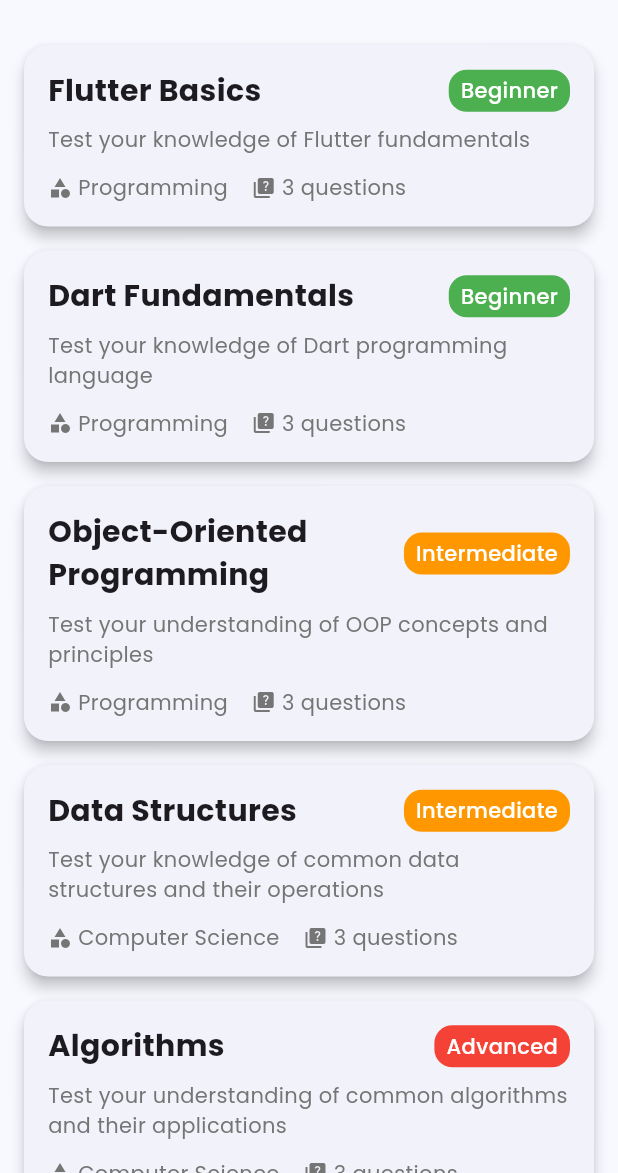
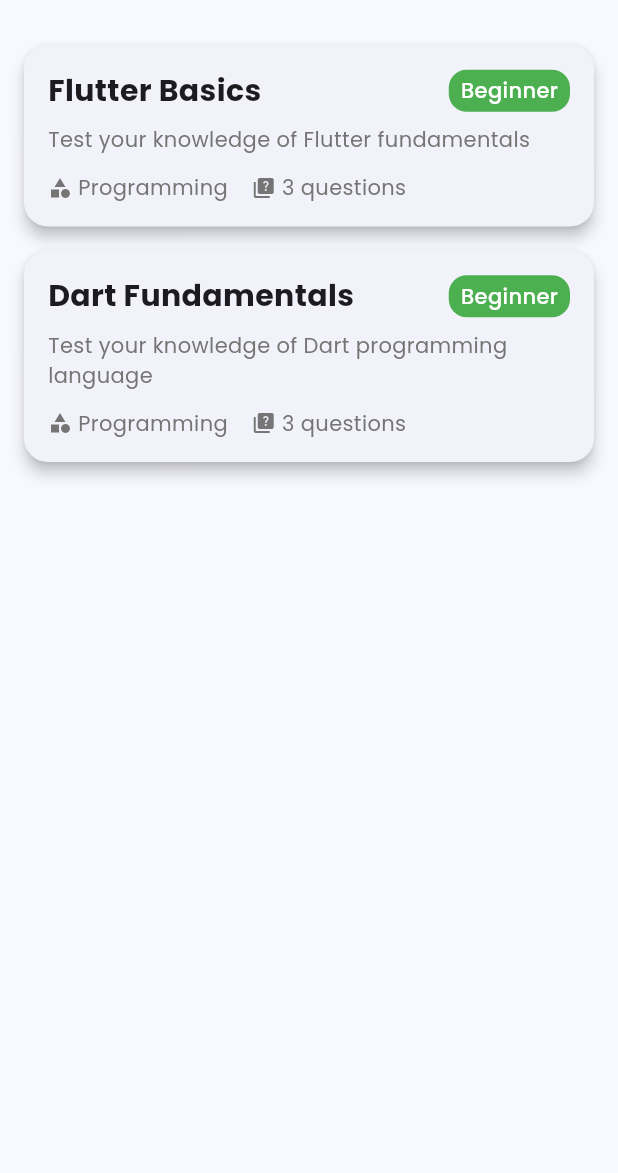
Before and after one commit to thieumao/quiz_learning_app, a Flutter app: the screen it shows after launch, on a phone screen of 412 x 824 dp, the part 63-1236 px from its top. Run offline on Flutter 3.47's test engine with Material 3 defaults, Android fonts, the phone set to English and light mode, and no system bars; our stand-ins replace flutter_animate, google_fonts.

Commit message:
Refactor: Move quiz data to JSON file and implement QuizService for data loading

```diff
--- a/lib/main.dart
+++ b/lib/main.dart
@@ -3,7 +3,7 @@ import 'package:provider/provider.dart';
 import 'package:google_fonts/google_fonts.dart';
 import 'providers/quiz_provider.dart';
 import 'screens/home_screen.dart';
-import 'utils/sample_quizzes.dart';
+import 'services/quiz_service.dart';
 
 void main() {
   runApp(const MyApp());
@@ -17,7 +17,10 @@ class MyApp extends StatelessWidget {
     return ChangeNotifierProvider(
       create: (context) {
         final provider = QuizProvider();
-        provider.setQuizzes(sampleQuizzes);
+        // Load quizzes asynchronously
+        QuizService.loadQuizzes().then((quizzes) {
+          provider.setQuizzes(quizzes);
+        });
         return provider;
       },
       child: MaterialApp(
--- /dev/null
+++ b/lib/services/quiz_service.dart
@@ -0,0 +1,22 @@
+import 'dart:convert';
+import 'package:flutter/services.dart';
+import '../models/quiz_model.dart';
+
+class QuizService {
+  static Future<List<Quiz>> loadQuizzes() async {
+    try {
+      // Load the JSON file from assets
+      final String jsonString = await rootBundle.loadString('assets/data/quizzes.json');
+
+      // Parse the JSON string
+      final Map<String, dynamic> jsonData = json.decode(jsonString);
+
+      // Convert the JSON data to a list of Quiz objects
+      final List<dynamic> quizzesJson = jsonData['quizzes'];
+      return quizzesJson.map((json) => Quiz.fromJson(json)).toList();
+    } catch (e) {
+      print('Error loading quizzes: $e');
+      return [];
+    }
+  }
+}
--- a/lib/utils/sample_quizzes.dart
+++ /dev/null
@@ -1,274 +0,0 @@
-import '../models/quiz_model.dart';
-
-final List<Quiz> sampleQuizzes = [
-  Quiz(
-    id: '1',
-    title: 'Flutter Basics',
-    description: 'Test your knowledge of Flutter fundamentals',
-    category: 'Programming',
-    difficulty: 'Beginner',
-    questions: [
-      Question(
-        id: '1-1',
-        questionText: 'What is Flutter?',
-        options: [
-          'A programming language',
-          'A UI framework for building cross-platform applications',
-          'A database management system',
-          'An operating system'
-        ],
-        correctAnswerIndex: 1,
-        explanation: 'Flutter is a UI framework developed by Google for building natively compiled applications for mobile, web, and desktop from a single codebase.',
-      ),
-      Question(
-        id: '1-2',
-        questionText: 'Which widget is used to create a scrollable list in Flutter?',
-        options: [
-          'Container',
-          'ListView',
-          'Column',
-          'Row'
-        ],
-        correctAnswerIndex: 1,
-        explanation: 'ListView is a scrollable list of widgets arranged linearly.',
-      ),
-      Question(
-        id: '1-3',
-        questionText: 'What is the main purpose of setState() in Flutter?',
-        options: [
-          'To create a new widget',
-          'To update the UI when data changes',
-          'To handle user input',
-          'To manage navigation'
-        ],
-        correctAnswerIndex: 1,
-        explanation: 'setState() is used to notify the framework that the internal state of a State object has changed, which triggers a rebuild of the widget.',
-      ),
-    ],
-  ),
-  Quiz(
-    id: '2',
-    title: 'Dart Fundamentals',
-    description: 'Test your knowledge of Dart programming language',
-    category: 'Programming',
-    difficulty: 'Beginner',
-    questions: [
-      Question(
-        id: '2-1',
-        questionText: 'What is the main difference between var and final in Dart?',
-        options: [
-          'There is no difference',
-          'var can be reassigned, final cannot',
-          'final can be reassigned, var cannot',
-          'var is for numbers, final is for strings'
-        ],
-        correctAnswerIndex: 1,
-        explanation: 'var allows reassignment of values, while final creates an immutable reference that cannot be reassigned after initialization.',
-      ),
-      Question(
-        id: '2-2',
-        questionText: 'Which of the following is a valid way to declare a function in Dart?',
-        options: [
-          'function myFunction() {}',
-          'void myFunction() {}',
-          'def myFunction() {}',
-          'func myFunction() {}'
-        ],
-        correctAnswerIndex: 1,
-        explanation: 'In Dart, functions are declared using the return type (or void) followed by the function name and parameters.',
-      ),
-      Question(
-        id: '2-3',
-        questionText: 'What is the purpose of the async keyword in Dart?',
-        options: [
-          'To create a new thread',
-          'To mark a function as asynchronous',
-          'To define a class',
-          'To handle errors'
-        ],
-        correctAnswerIndex: 1,
-        explanation: 'The async keyword is used to mark a function as asynchronous, allowing the use of await and handling of Future objects.',
-      ),
-    ],
-  ),
-  Quiz(
-    id: '3',
-    title: 'Object-Oriented Programming',
-    description: 'Test your understanding of OOP concepts and principles',
-    category: 'Programming',
-    difficulty: 'Intermediate',
-    questions: [
-      Question(
-        id: '3-1',
-        questionText: 'What are the four main principles of Object-Oriented Programming?',
-        options: [
-          'Variables, Functions, Loops, and Conditions',
-          'Encapsulation, Inheritance, Polymorphism, and Abstraction',
-          'Classes, Objects, Methods, and Properties',
-          'Public, Private, Protected, and Static'
-        ],
-        correctAnswerIndex: 1,
-        explanation: 'The four main principles of OOP are Encapsulation (bundling data and methods), Inheritance (reusing code), Polymorphism (multiple forms), and Abstraction (hiding complexity).',
-      ),
-      Question(
-        id: '3-2',
-        questionText: 'What is the difference between method overriding and method overloading?',
-        options: [
-          'Overriding is for static methods, overloading is for instance methods',
-          'Overriding changes method implementation in subclass, overloading creates multiple methods with same name but different parameters',
-          'Overriding is for public methods, overloading is for private methods',
-          'There is no difference between them'
-        ],
-        correctAnswerIndex: 1,
-        explanation: 'Method overriding occurs when a subclass provides a specific implementation of a method that is already defined in its parent class, while method overloading allows multiple methods with the same name but different parameters in the same class.',
-      ),
-      Question(
-        id: '3-3',
-        questionText: 'What is the purpose of an interface in OOP?',
-        options: [
-          'To store data',
-          'To define a contract that classes must follow',
-          'To create multiple inheritance',
-          'To improve performance'
-        ],
-        correctAnswerIndex: 1,
-        explanation: 'An interface defines a contract that classes must follow, specifying what methods they must implement without providing the implementation details.',
-      ),
-    ],
-  ),
-  Quiz(
-    id: '4',
-    title: 'Data Structures',
-    description: 'Test your knowledge of common data structures and their operations',
-    category: 'Computer Science',
-    difficulty: 'Intermediate',
-    questions: [
-      Question(
-        id: '4-1',
-        questionText: 'What is the time complexity of accessing an element in an array?',
-        options: [
-          'O(n)',
-          'O(1)',
-          'O(log n)',
-          'O(n log n)'
-        ],
-        correctAnswerIndex: 1,
-        explanation: 'Array access is O(1) because elements are stored in contiguous memory locations, allowing direct access using the index.',
-      ),
-      Question(
-        id: '4-2',
-        questionText: 'Which data structure is best for implementing a LIFO (Last In, First Out) system?',
-        options: [
-          'Queue',
-          'Stack',
-          'Linked List',
-          'Tree'
-        ],
-        correctAnswerIndex: 1,
-        explanation: 'A stack is the ideal data structure for LIFO operations, where the last element added is the first one to be removed.',
-      ),
-      Question(
-        id: '4-3',
-        questionText: 'What is the main advantage of a hash table over a binary search tree?',
-        options: [
-          'Better memory efficiency',
-          'Faster average-case lookup time',
-          'Maintains sorted order',
-          'Easier to implement'
-        ],
-        correctAnswerIndex: 1,
-        explanation: 'Hash tables provide O(1) average-case lookup time, while binary search trees provide O(log n) lookup time. However, hash tables don\'t maintain sorted order.',
-      ),
-    ],
-  ),
-  Quiz(
-    id: '5',
-    title: 'Algorithms',
-    description: 'Test your understanding of common algorithms and their applications',
-    category: 'Computer Science',
-    difficulty: 'Advanced',
-    questions: [
-      Question(
-        id: '5-1',
-        questionText: 'Which sorting algorithm has the best average-case time complexity?',
-        options: [
-          'Bubble Sort',
-          'Quick Sort',
-          'Insertion Sort',
-          'Selection Sort'
-        ],
-        correctAnswerIndex: 1,
-        explanation: 'Quick Sort has an average-case time complexity of O(n log n), making it one of the most efficient general-purpose sorting algorithms.',
-      ),
-      Question(
-        id: '5-2',
-        questionText: 'What is the time complexity of the binary search algorithm?',
-        options: [
-          'O(n)',
-          'O(log n)',
-          'O(n log n)',
-          'O(1)'
-        ],
-        correctAnswerIndex: 1,
-        explanation: 'Binary search has O(log n) time complexity because it divides the search space in half with each comparison.',
-      ),
-      Question(
-        id: '5-3',
-        questionText: 'Which algorithm is used to find the shortest path in a weighted graph?',
-        options: [
-          'Depth-First Search',
-          'Dijkstra\'s Algorithm',
-          'Breadth-First Search',
-          'Binary Search'
-        ],
-        correctAnswerIndex: 1,
-        explanation: 'Dijkstra\'s Algorithm is specifically designed to find the shortest path between nodes in a weighted graph.',
-      ),
-    ],
-  ),
-  Quiz(
-    id: '6',
-    title: 'Web Development',
-    description: 'Test your knowledge of web development concepts and technologies',
-    category: 'Web Development',
-    difficulty: 'Intermediate',
-    questions: [
-      Question(
-        id: '6-1',
-        questionText: 'What is the purpose of the HTTP protocol?',
-        options: [
-          'To style web pages',
-          'To define how data is transmitted over the web',
-          'To create animations',
-          'To store data'
-        ],
-        correctAnswerIndex: 1,
-        explanation: 'HTTP (Hypertext Transfer Protocol) is a protocol that defines how data is transmitted over the web, enabling communication between web browsers and servers.',
-      ),
-      Question(
-        id: '6-2',
-        questionText: 'What is the difference between GET and POST methods in HTTP?',
-        options: [
-          'GET is faster than POST',
-          'GET sends data in URL, POST sends data in request body',
-          'GET is more secure than POST',
-          'POST can only be used for forms'
-        ],
-        correctAnswerIndex: 1,
-        explanation: 'GET requests send data as URL parameters, while POST requests send data in the request body, making POST more suitable for sensitive data and larger amounts of data.',
-      ),
-      Question(
-        id: '6-3',
-        questionText: 'What is the purpose of CORS in web development?',
-        options: [
-          'To improve website performance',
-          'To control access to resources across different domains',
-          'To encrypt data transmission',
-          'To compress web content'
-        ],
-        correctAnswerIndex: 1,
-        explanation: 'CORS (Cross-Origin Resource Sharing) is a security feature that controls how web pages in one domain can request and interact with resources from another domain.',
-      ),
-    ],
-  ),
-];
--- a/pubspec.yaml
+++ b/pubspec.yaml
@@ -63,6 +63,7 @@ flutter:
 
   # To add assets to your application, add an assets section, like this:
   assets:
+    - assets/data/
     - assets/images/
 
   # An image asset can refer to one or more resolution-specific "variants", see
```
Also changed, not shown: assets/data/quizzes.json (added, +94 -0 lines).
